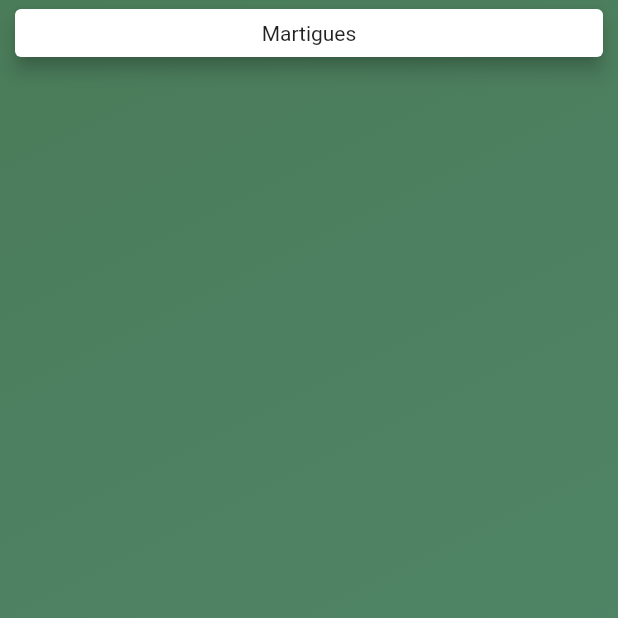
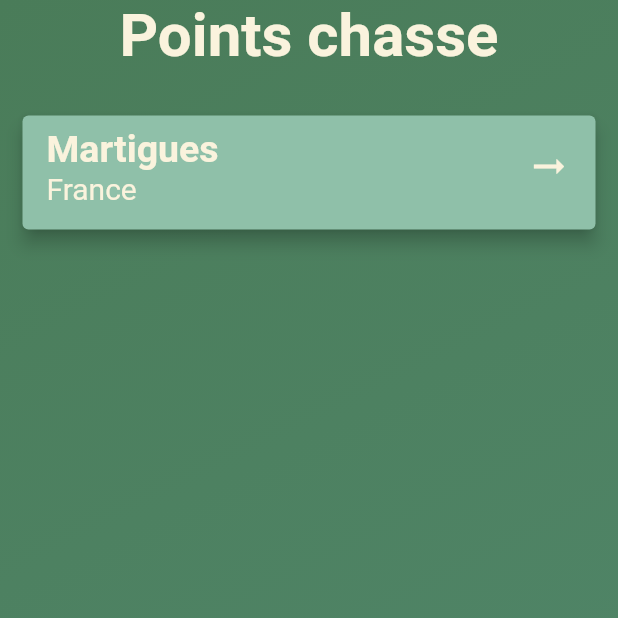
Before and after one commit to hugo-piedanna/chasse_infos, a Flutter app: the listHuntingPoint screen opened directly, on a phone screen of 412 x 824 dp, the top half of it. Run offline on Flutter 3.47's test engine with Material 2 defaults, Android fonts, the phone set to English and light mode, and no system bars; our stand-ins replace curved_navigation_bar, flutter_map, hexcolor, latlong2; missing offline and left inert: open_mail_app.

Commit message:
Changing of hunt points design

```diff
--- a/lib/pages/listHuntPoint.dart
+++ b/lib/pages/listHuntPoint.dart
@@ -16,9 +16,15 @@ class listHuntingPoint extends StatelessWidget {
         child: Scaffold(
           backgroundColor: Colors.transparent,
           body: Column(children: [
-            SizedBox(
-                height: 60,
-                child: FutureBuilder(
+            const Text(
+              'Points chasse',
+              style: TextStyle(
+                  fontSize: 40,
+                  fontWeight: FontWeight.bold,
+                  color: Color(0xfffaf3dd)),
+            ),
+            const SizedBox(height: 20),
+            FutureBuilder(
               future: ReadJSONData(),
               builder: (context, data) {
                 if (data.hasError) {
@@ -26,19 +32,67 @@ class listHuntingPoint extends StatelessWidget {
                 } else if (data.hasData) {
                   var items = data.data as List<pointDataModel>;
                   return ListView.builder(
+                      shrinkWrap: true,
                       itemCount: items == null ? 0 : items.length,
                       itemBuilder: (context, index) {
                         return Card(
+                          color: const Color(0xff8fc0a9),
                           elevation: 5,
                           margin: const EdgeInsets.symmetric(
-                                  horizontal: 10, vertical: 6),
+                              horizontal: 15, vertical: 10),
                           child: Container(
                             padding: const EdgeInsets.all(8),
                             child: Row(
                               mainAxisAlignment: MainAxisAlignment.center,
                               crossAxisAlignment: CrossAxisAlignment.center,
                               children: [
-                                    Text(items[index].city.toString())
+                                Expanded(
+                                    child: Container(
+                                  padding: const EdgeInsets.only(bottom: 8),
+                                  child: Row(
+                                    mainAxisAlignment:
+                                        MainAxisAlignment.spaceBetween,
+                                    children: [
+                                      Column(
+                                        mainAxisAlignment:
+                                            MainAxisAlignment.center,
+                                        crossAxisAlignment:
+                                            CrossAxisAlignment.start,
+                                        children: [
+                                          Padding(
+                                            padding: const EdgeInsets.only(
+                                                left: 8, right: 8),
+                                            child: Text(
+                                              items[index].city.toString(),
+                                              style: const TextStyle(
+                                                  fontSize: 25,
+                                                  color: Color(0xfffaf3dd),
+                                                  fontWeight: FontWeight.bold),
+                                            ),
+                                          ),
+                                          Padding(
+                                            padding: const EdgeInsets.only(
+                                                left: 8, right: 8),
+                                            child: Text(
+                                              items[index].country.toString(),
+                                              style: const TextStyle(
+                                                  fontSize: 20,
+                                                  color: Color(0xfffaf3dd)),
+                                            ),
+                                          ),
+                                        ],
+                                      ),
+                                      const Padding(
+                                          padding: EdgeInsets.only(
+                                              left: 8, right: 8),
+                                          child: Icon(
+                                            Icons.arrow_right_alt,
+                                            size: 30,
+                                            color: Color(0xfffaf3dd),
+                                          )),
+                                    ],
+                                  ),
+                                ))
                               ],
                             ),
                           ),
@@ -48,7 +102,7 @@ class listHuntingPoint extends StatelessWidget {
                   return const Center(child: CircularProgressIndicator());
                 }
               },
-                ))
+            )
           ]),
         ));
   }
```
Lines whose indentation alone changed are shown as unchanged.
